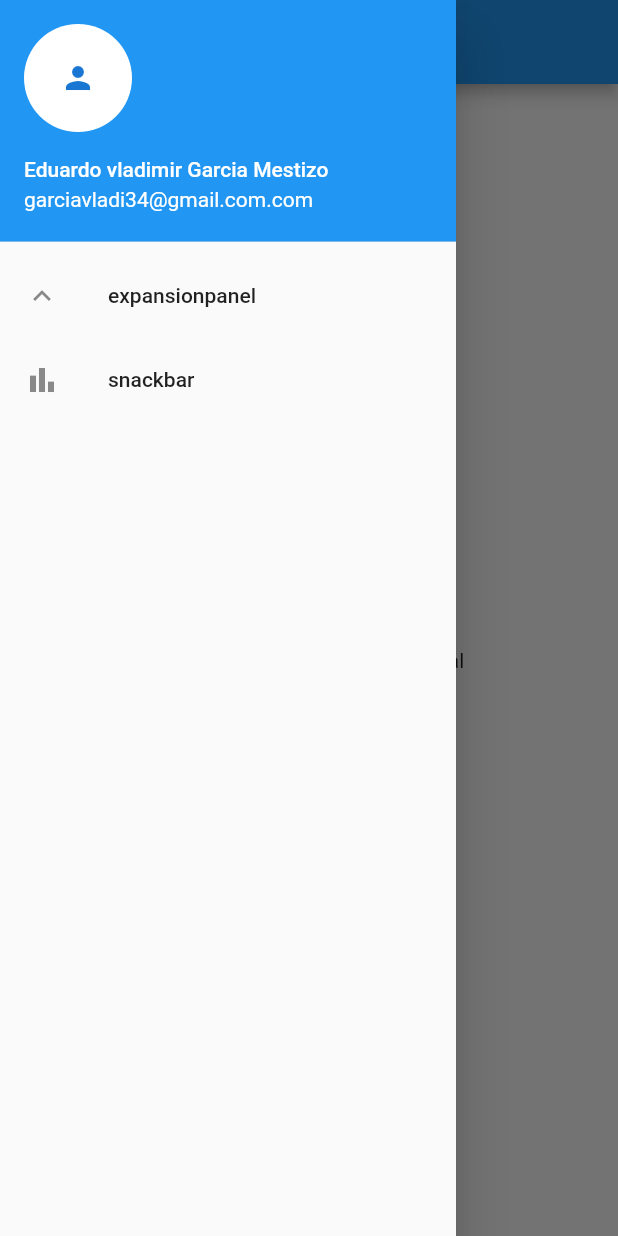
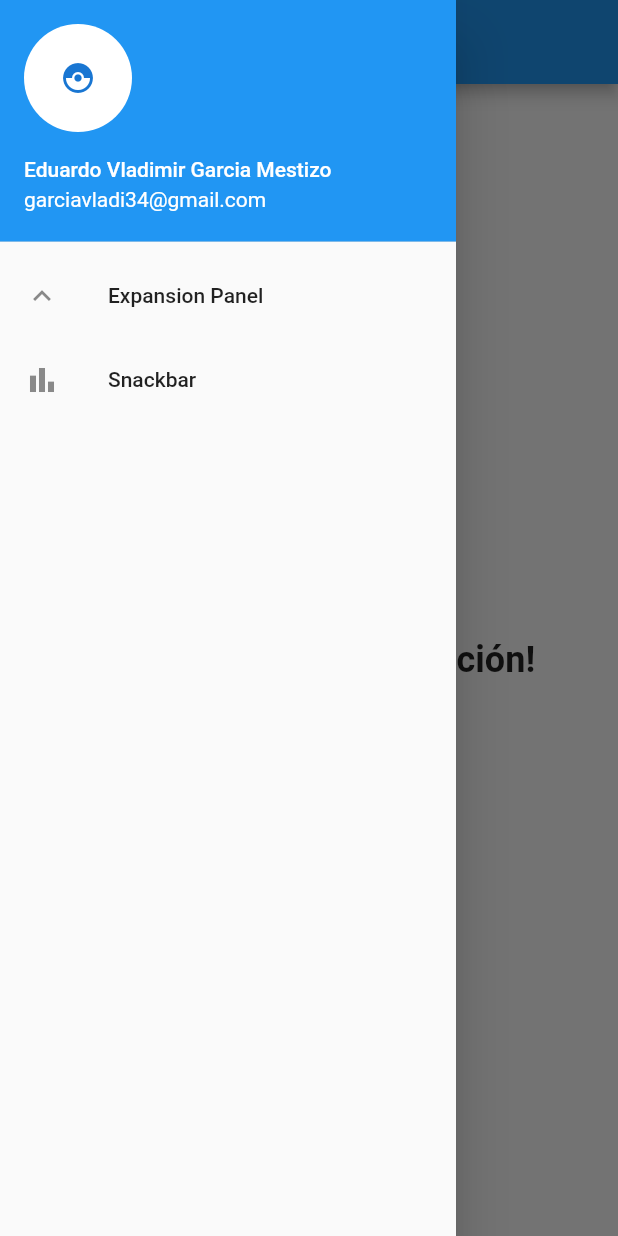
Before and after one commit to vladigarcia/eval3dsw21a, a Flutter app: the screen it shows after launch, with the side drawer open, on a phone screen of 412 x 824 dp. Run offline on Flutter 3.47's test engine with Material 2 defaults, Android fonts, the light colour scheme and no system bars.

Commit message:
quitando el fondo de imagenes dejando un text sencillo

```diff
--- a/lib/main.dart
+++ b/lib/main.dart
@@ -27,7 +27,13 @@
       ),
       drawer: MyDrawer(),
       body: Center(
-        child: Text('Contenido de la pantalla principal'),
+        child: Text(
+          '¡Bienvenido a mi aplicación!',
+          style: TextStyle(
+            fontSize: 24,
+            fontWeight: FontWeight.bold,
+          ),
+        ),
       ),
     );
   }
@@ -40,16 +46,16 @@
       child: ListView(
         children: <Widget>[
           UserAccountsDrawerHeader(
-            accountName: Text('Eduardo vladimir Garcia Mestizo'),
-            accountEmail: Text('garciavladi34@gmail.com.com'),
+            accountName: Text('Eduardo Vladimir Garcia Mestizo'),
+            accountEmail: Text('garciavladi34@gmail.com'),
             currentAccountPicture: CircleAvatar(
               backgroundColor: Colors.white,
-              child: Icon(Icons.person),
+              child: Icon(Icons.catching_pokemon_sharp),
             ),
           ),
           ListTile(
             leading: Icon(Icons.expand_less_sharp),
-            title: Text('expansionpanel'),
+            title: Text('Expansion Panel'),
             onTap: () {
               Navigator.of(context).pop(); // Cierra el menú
               Navigator.of(context).pushNamed('/expansionpanel');
@@ -57,7 +63,7 @@
           ),
           ListTile(
             leading: Icon(Icons.bar_chart),
-            title: Text('snackbar'),
+            title: Text('Snackbar'),
             onTap: () {
               Navigator.of(context).pop(); // Cierra el menú
               Navigator.of(context).pushNamed('/snackbar');
```
Also changed, not shown: images/cred.jpg (added), images/creed.gif (added).
